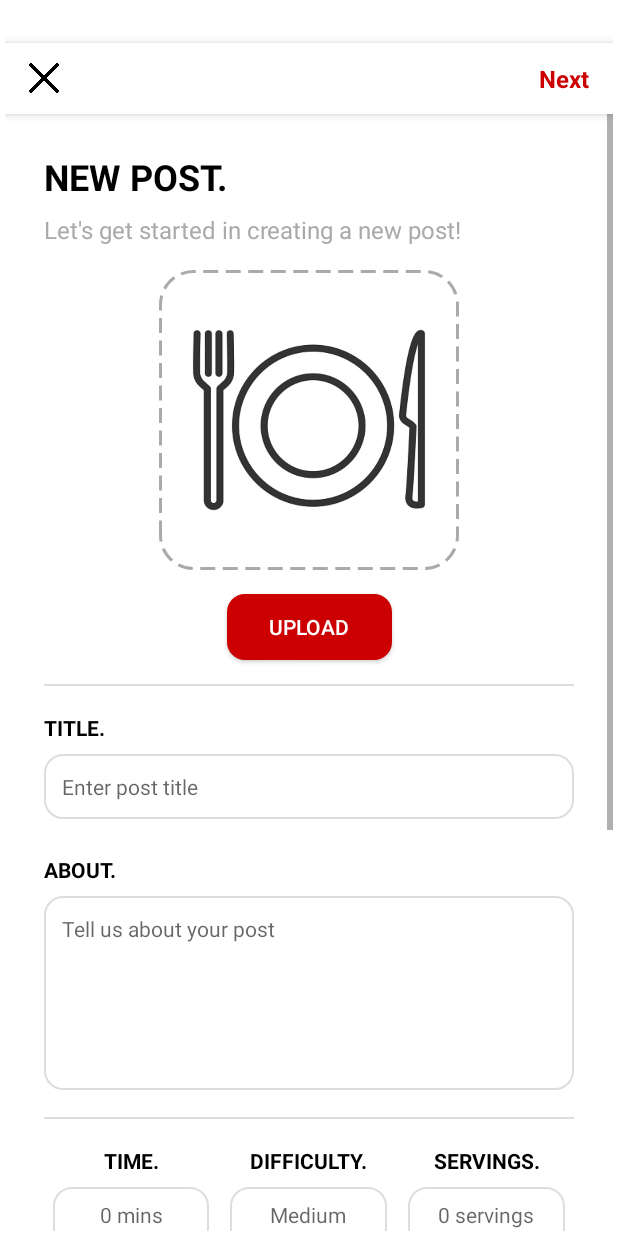
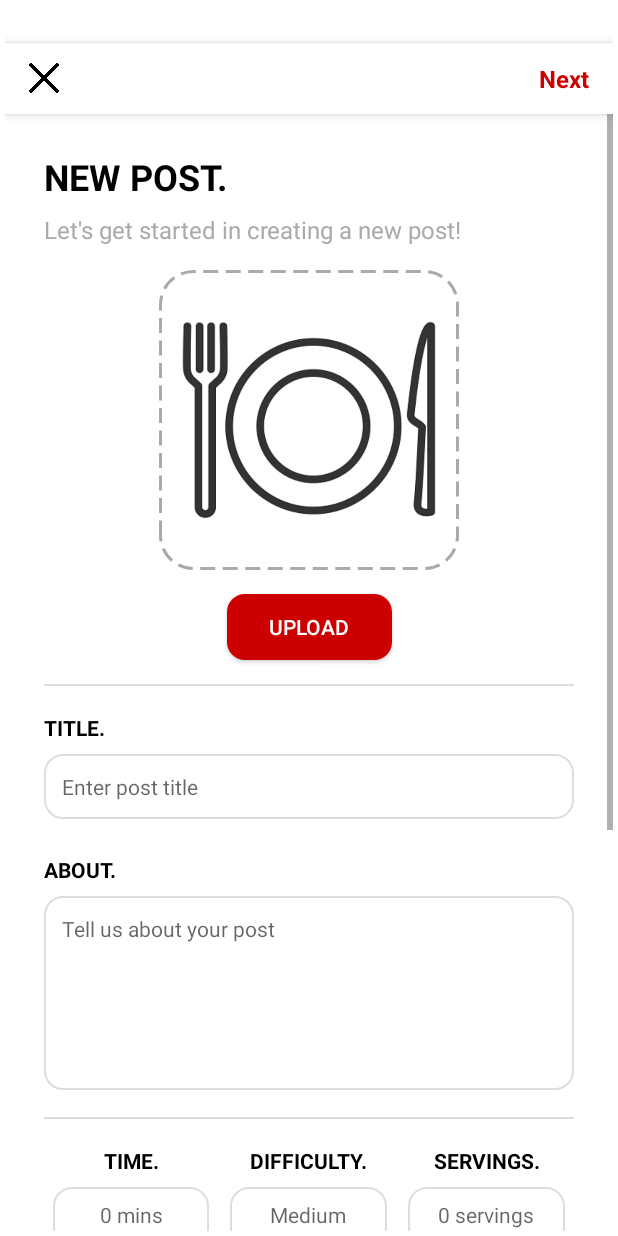
Before and after one commit to Nickes10/TheCookApp, an Android app: the AddPostActivity screen opened directly, with no data from a screen before it, on a phone screen of 412 x 824 dp. Run offline under Robolectric (Android 15) with nearby library versions, the phone set to English and light mode, and no system bars; our stand-ins replace CircleImageView, Picasso; pictures from the network do not load.

Commit message:
Image insertion improvements in 'AddPost'

```diff
--- a/app/src/main/java/com/example/thecookapp/Adapter/InstructionAdapter.kt
+++ b/app/src/main/java/com/example/thecookapp/Adapter/InstructionAdapter.kt
@@ -36,8 +36,7 @@ class InstructionAdapter (
     override fun onBindViewHolder(holder: ViewHolder, position: Int) {
         val stepItem = steps[position]
 
-        holder.stepNumText.text = ""
-        holder.stepNumText.text = "Step ${holder.adapterPosition + 1}"
+        holder.stepNumText.text = "Step ${position + 1}"
         holder.descriptionEditText.setText(stepItem.description)
 
         // Clear previous listeners to avoid duplicate callbacks
--- a/app/src/main/res/layout/activity_add_post.xml
+++ b/app/src/main/res/layout/activity_add_post.xml
@@ -94,19 +94,25 @@
                 app:layout_constraintTop_toBottomOf="@id/headerTitle" />
 
             <!-- Upload Section -->
-            <ImageView
-                android:id="@+id/recipeImage"
+            <FrameLayout
+                android:id="@+id/frame_for_image"
                 android:layout_width="200dp"
                 android:layout_height="200dp"
                 android:layout_marginTop="16dp"
-                android:background="@drawable/dashed_border"
-                android:padding="8dp"
-                android:scaleType="centerCrop"
-                android:adjustViewBounds="true"
-                android:src="@drawable/plate_knife_fork"
+                android:foreground="@drawable/dashed_border"
                 app:layout_constraintEnd_toEndOf="parent"
                 app:layout_constraintStart_toStartOf="parent"
-                app:layout_constraintTop_toBottomOf="@id/headerSubtitle" />
+                app:layout_constraintTop_toBottomOf="@id/headerSubtitle">
+
+                <ImageView
+                    android:id="@+id/recipeImage"
+                    android:layout_width="match_parent"
+                    android:layout_height="match_parent"
+                    android:scaleType="centerCrop"
+                    android:adjustViewBounds="true"
+                    android:src="@drawable/plate_knife_fork" />
+            </FrameLayout>
+
 
             <Button
                 android:id="@+id/uploadButton"
@@ -120,7 +126,7 @@
                 android:textColor="@color/white"
                 app:layout_constraintEnd_toEndOf="parent"
                 app:layout_constraintStart_toStartOf="parent"
-                app:layout_constraintTop_toBottomOf="@id/recipeImage" />
+                app:layout_constraintTop_toBottomOf="@id/frame_for_image" />
 
             <!-- Divider -->
             <View
```
Also changed, not shown: app/src/main/java/com/example/thecookapp/AddPostActivity.kt (+34 -2 lines).
